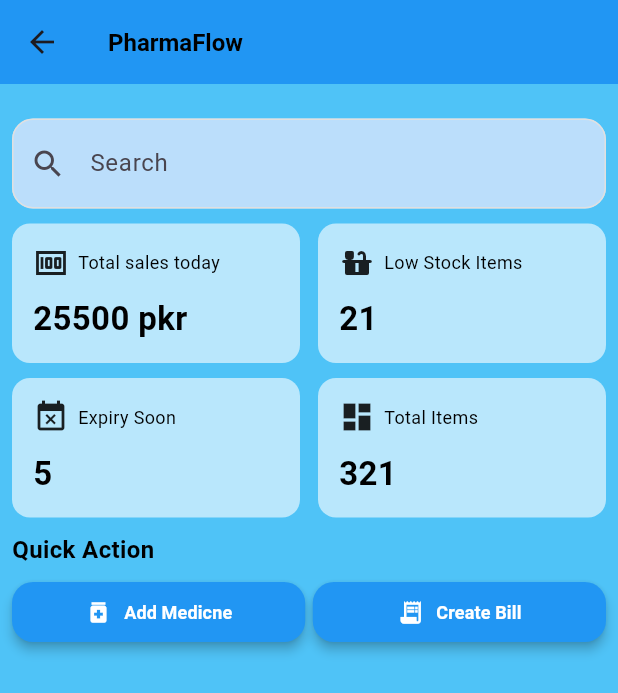
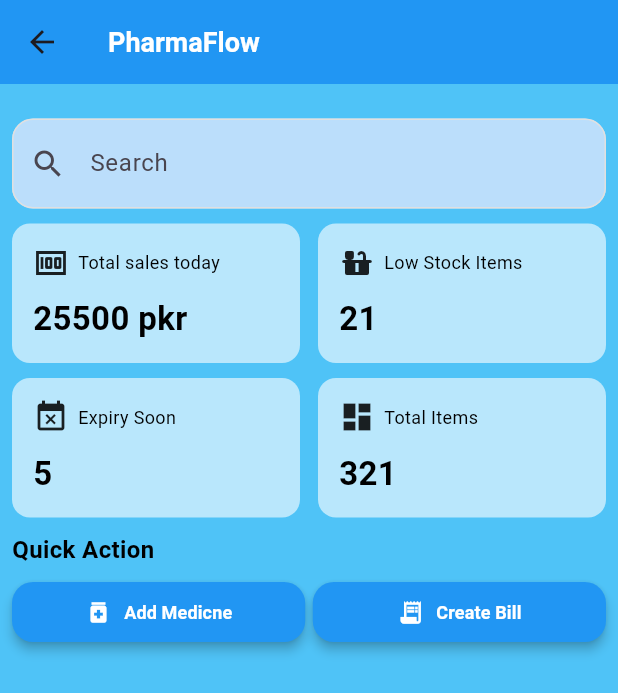
Before and after one commit to Raza373316/PharmaFlow, a Flutter app: the Dashboard screen opened directly, on a phone screen of 412 x 824 dp. Shown: the top 693 px of the screen. Run offline on Flutter 3.47's test engine with Material 3 defaults, Android fonts, the phone set to English and light mode, and no system bars.

Commit message:
dashboard done

```diff
--- a/lib/View/AppScreens/Dashboard.dart
+++ b/lib/View/AppScreens/Dashboard.dart
@@ -18,7 +18,7 @@ class _DashboardState extends State<Dashboard> {
   Widget build(BuildContext context) {
     return Scaffold(
       appBar: AppBar(
-        title: CustomText(text: "PharmaFlow",fontWeight: FontWeight.bold,),
+        title: CustomText(text: "PharmaFlow",color: Colors.white, fontSize: 18, fontWeight: FontWeight.bold),
         backgroundColor: Colors.blue,
       ),
       backgroundColor: Colors.lightBlue.shade300,
```
